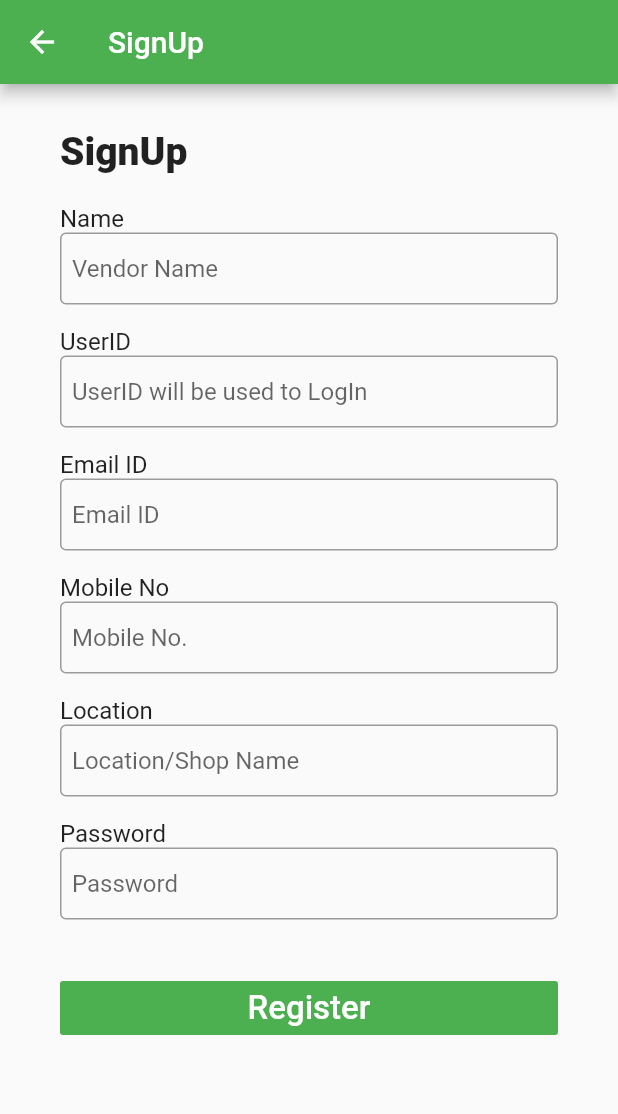
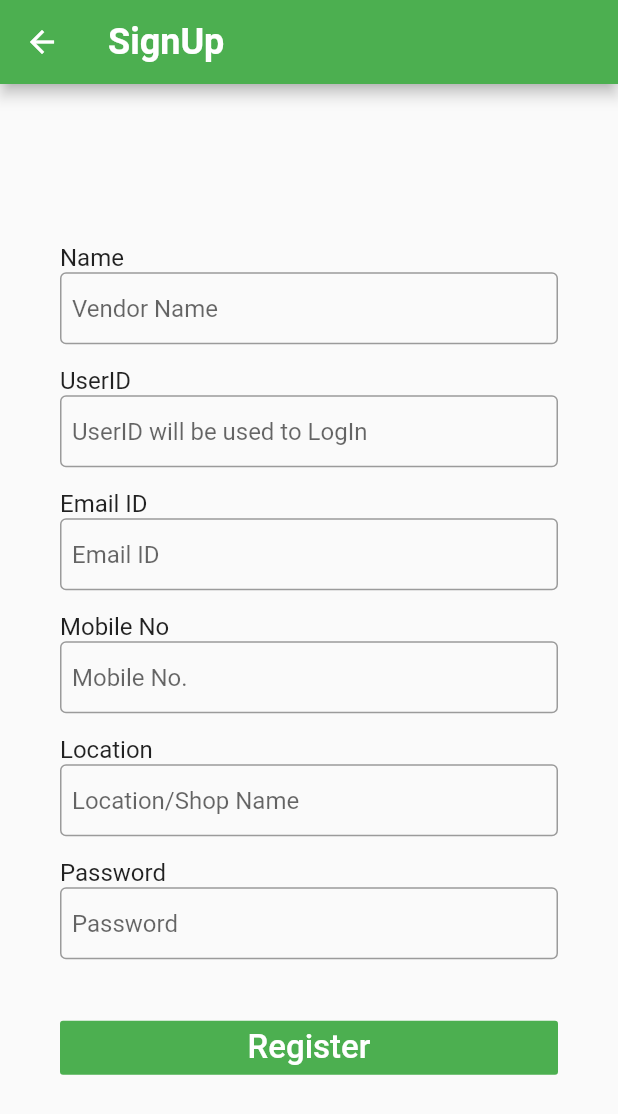
Before and after one commit to Jaideep1099/Stay_home_admin, a Flutter app: the screen it shows after launch, after a tap on "New user? SignUp", on a phone screen of 412 x 824 dp. Shown: the top 1114 px of the screen. Run offline on Flutter 3.47's test engine with Material 2 defaults, Android fonts, the phone set to English and light mode, and no system bars; our stand-ins replace shared_preferences; missing offline and left inert: dart:ffi.

Commit message:
centralised forms

```diff
--- a/lib/signin.dart
+++ b/lib/signin.dart
@@ -73,12 +73,12 @@ class _SignInState extends State<SignIn> {
           appBar: AppBar(
             title: Text("Stay Home Admin"),
           ),
-          body: ListView(
-            //  mainAxisSize: MainAxisSize.max,
-            //  mainAxisAlignment: MainAxisAlignment.center,
+          body: Center(
+            child: ListView(
+              shrinkWrap: true,
                 children: <Widget>[
                   Padding(
-                  padding: const EdgeInsets.fromLTRB(0, 40, 0, 20),
+                    padding: const EdgeInsets.fromLTRB(0, 0, 0, 15),
                     child: Text(
                       'Sign In',
                       textAlign: TextAlign.center,
@@ -201,6 +201,7 @@ class _SignInState extends State<SignIn> {
                             fontWeight: FontWeight.bold,
                             fontFamily: 'OpenSans'),
                       ))
-              ]));
+                ]),
+          ));
   }
 }
--- a/lib/signup.dart
+++ b/lib/signup.dart
@@ -12,7 +12,7 @@ import './Classes.dart';
 Future<ResponseData> trySignUp(String nm, String uid, String eid, String no,
     String pwd, String loc) async {
   final response = await http.post(
-    url+'/register',
+    url + '/register',
     headers: <String, String>{
       'Content-Type': 'application/json; charset=UTF-8',
       'authorization': 'vSignUp'
@@ -52,19 +52,16 @@ class _SignUpState extends State<SignUp> {
   @override
   Widget build(BuildContext context) {
     return Scaffold(
-      appBar: AppBar(title: Text("SignUp")),
-      body: ListView(children: <Widget>[
-        Container(
-          padding: EdgeInsets.fromLTRB(40, 30, 40, 10),
-          child: Text(
+      appBar: AppBar(
+          title: Text(
         "SignUp",
-            textAlign: TextAlign.left,
         style: TextStyle(
-              fontSize: 26,
-              fontWeight: FontWeight.w900,
+          fontSize: 24,
+          fontWeight: FontWeight.bold,
         ),
-          ),
-        ),
+      )),
+      body: Center(
+        child: ListView(shrinkWrap: true, children: <Widget>[
           Container(
             padding: EdgeInsets.fromLTRB(40, 10, 40, 5),
             child: Column(
@@ -137,7 +134,8 @@ class _SignUpState extends State<SignUp> {
                   style: TextStyle(fontSize: 16),
                 ),
                 TextField(
-                  keyboardType: TextInputType.numberWithOptions(decimal: false),
+                    keyboardType:
+                        TextInputType.numberWithOptions(decimal: false),
                     controller: _controller_no,
                     obscureText: false,
                     decoration: InputDecoration(
@@ -234,6 +232,7 @@ class _SignUpState extends State<SignUp> {
                 ),
               )),
         ]),
+      ),
     );
   }
 }
```
Also changed, not shown: lib/additem.dart (+6 -10 lines), lib/updateitem.dart (+6 -3 lines). Lines whose indentation alone changed are shown as unchanged.
